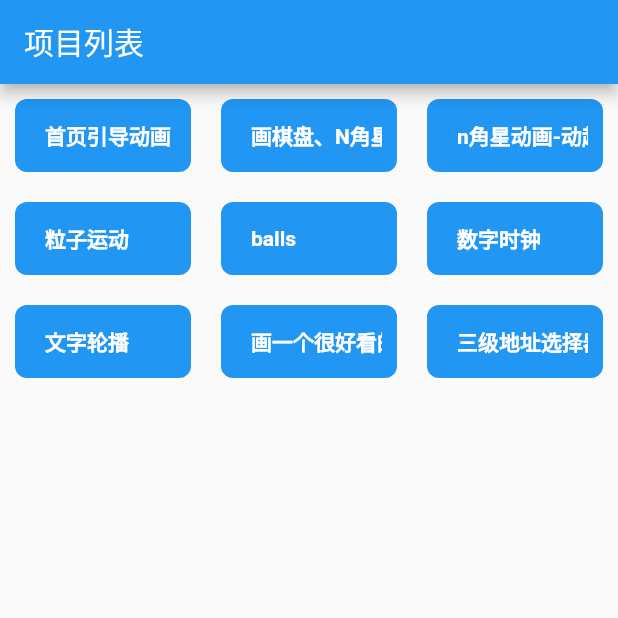
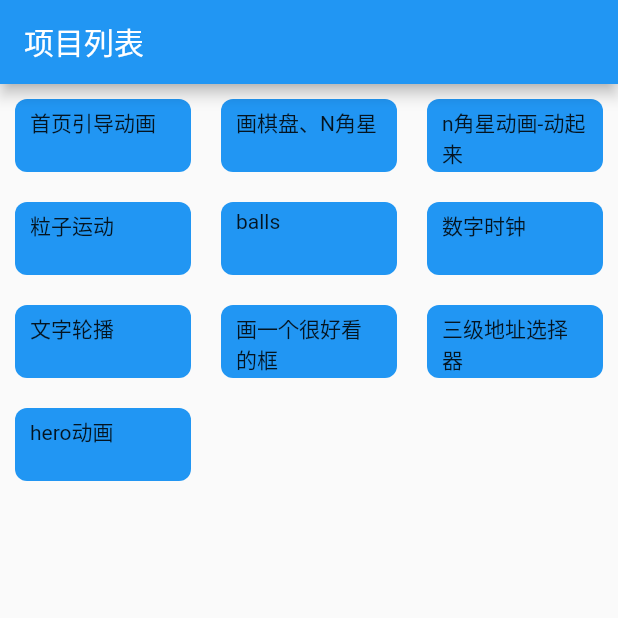
Before and after one commit to 015-Michelle/funny_demo, a Flutter app: the screen it shows after launch, on a phone screen of 412 x 824 dp, the top half of it. Run offline on Flutter 3.47's test engine with Material 2 defaults, Android fonts, the phone set to English and light mode, and no system bars; drawn by our look-alikes of marquee; our stand-ins replace dotted_border, fluro; missing offline and left inert: city_pickers.

Commit message:
add animation:hero

```diff
--- a/lib/home_page.dart
+++ b/lib/home_page.dart
@@ -4,6 +4,7 @@ import 'package:flutter/material.dart';
 import 'package:marquee/marquee.dart';
 import 'package:myproject/widgets/ball_run_view_page.dart';
 import 'package:myproject/widgets/draw_chessboard_page.dart';
+import 'package:myproject/widgets/hero_test.dart';
 import 'package:myproject/widgets/marquee_page.dart';
 import 'package:myproject/widgets/num_clock_page.dart';
 
@@ -67,6 +68,7 @@ class _HomePageState extends State<HomePage> {
             itemGuide('文字轮播                            ', MarqueePage()),
             itemGuide('画一个很好看的框', BorderWithWave()),
             itemGuide('三级地址选择器', AddressPickerPage()),
+            itemGuide('hero动画', HeroTest()),
           ],
         ),
       ),
@@ -87,23 +89,24 @@ class _HomePageState extends State<HomePage> {
       child: Container(
         margin: const EdgeInsets.all(10),
         padding: const EdgeInsets.fromLTRB(10, 5, 10, 5),
-        child: Marquee(
-          style: TextStyle(fontWeight: FontWeight.bold, color: Colors.white),
-          scrollAxis: Axis.horizontal,
-          blankSpace: 20.0,
-          velocity: 100.0,
-          pauseAfterRound: Duration(seconds: 2),
-          startPadding: 10.0,
-          accelerationDuration: Duration(seconds: 1),
-          accelerationCurve: Curves.linear,
-          decelerationDuration: Duration(milliseconds: 500),
-          decelerationCurve: Curves.easeOut,
-          text: text,
-          showFadingOnlyWhenScrolling: true,
-          fadingEdgeStartFraction: 0.1,
-          fadingEdgeEndFraction: 0.1,
-          numberOfRounds: 3,
-        ),
+        // child: Marquee(
+        //   style: TextStyle(fontWeight: FontWeight.bold, color: Colors.white),
+        //   scrollAxis: Axis.horizontal,
+        //   blankSpace: 20.0,
+        //   velocity: 100.0,
+        //   pauseAfterRound: Duration(seconds: 2),
+        //   startPadding: 10.0,
+        //   accelerationDuration: Duration(seconds: 1),
+        //   accelerationCurve: Curves.linear,
+        //   decelerationDuration: Duration(milliseconds: 500),
+        //   decelerationCurve: Curves.easeOut,
+        //   text: text,
+        //   showFadingOnlyWhenScrolling: true,
+        //   fadingEdgeStartFraction: 0.1,
+        //   fadingEdgeEndFraction: 0.1,
+        //   numberOfRounds: 3,
+        // ),
+        child: Text(text),
         decoration:
             BoxDecoration(color: Colors.blue, borderRadius: BorderRadius.all(Radius.circular(8))),
       ),
--- a/lib/widgets/address_picker_page.dart
+++ b/lib/widgets/address_picker_page.dart
@@ -63,7 +63,7 @@ class _AddressPickerPageState extends State<AddressPickerPage> {
               },
               child: Text("展示city picker"),
             ),
-            Text(result.toString() ?? ""),
+            Text(result.toString() ),
           ],
         ),
       ),
```
Also changed, not shown: lib/widgets/hero_test.dart (+61 -0 lines), assets/ic_hero.jpg (added), pubspec.lock.
